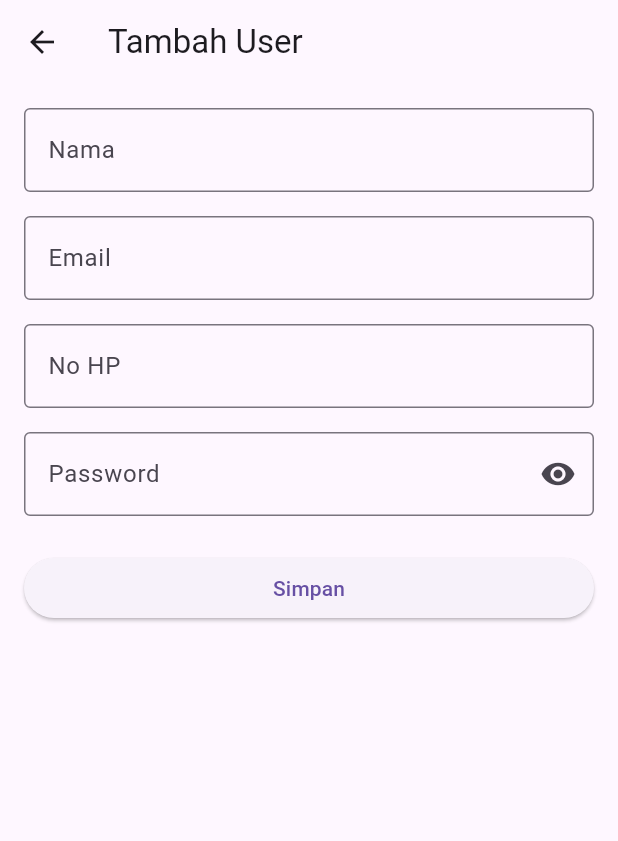
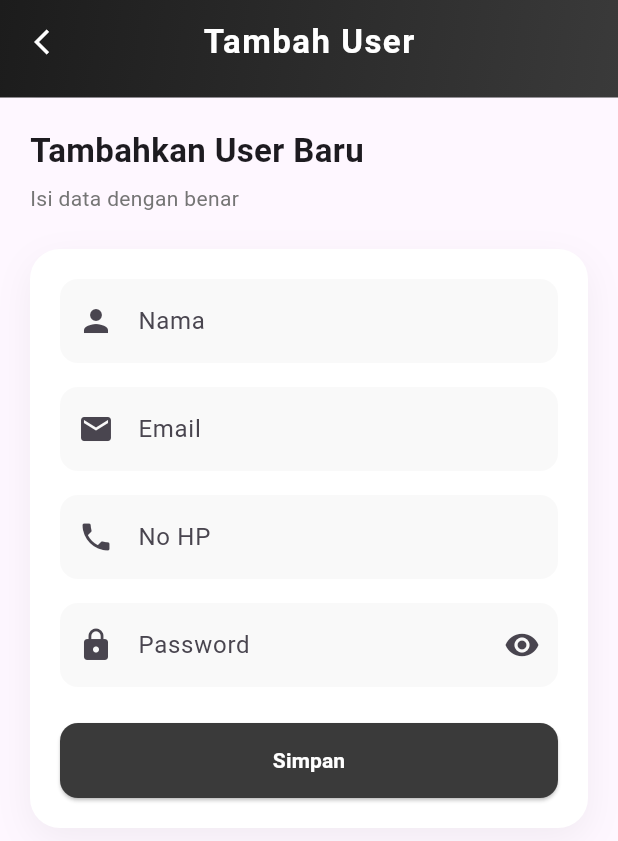
Before and after one commit to mddhafa/Coal-Detection-App, a Flutter app: the AddUserPage screen opened directly, on a phone screen of 412 x 824 dp. Shown: the top 841 px of the screen. Run offline on Flutter 3.47's test engine with Material 3 defaults, Android fonts, the phone set to English and light mode, and no system bars; our stand-ins replace bloc, dartz, device_info_plus, flutter_bloc, flutter_secure_storage, lottie and 3 more; accounts and stored records are empty; statements that could not run were skipped.

Commit message:
perbaiki tampilan

```diff
--- a/lib/main.dart
+++ b/lib/main.dart
@@ -72,7 +72,7 @@ class MyApp extends StatelessWidget {
       ],
       child: const MaterialApp(
         title: 'Detection',
-        home: SpalshScreen(),
+        home: SplashScreen(),
       ),
     );
   }
--- a/lib/presentation/kelola user/adduser_screen.dart
+++ b/lib/presentation/kelola user/adduser_screen.dart
@@ -1,3 +1,4 @@
+import 'package:coalmobile_app/core/appbarcustom.dart';
 import 'package:coalmobile_app/data/model/request/kelolauser_request_model.dart';
 import 'package:coalmobile_app/presentation/kelola%20user/bloc/kelola_user_bloc.dart';
 import 'package:flutter/material.dart';
@@ -25,6 +26,8 @@ class _AddUserPageState extends State<AddUserPage> {
 
   bool isLoading = false;
   bool _obscurePassword = true;
+
+  static const Color _primaryColor = Color(0xFF3A3A3A);
 
   @override
   void initState() {
@@ -58,12 +61,31 @@ class _AddUserPageState extends State<AddUserPage> {
     }
   }
 
+  void showSnack(String message, Color color, IconData icon) {
+    ScaffoldMessenger.of(context).showSnackBar(
+      SnackBar(
+        backgroundColor: color,
+        behavior: SnackBarBehavior.floating,
+        margin: const EdgeInsets.all(16),
+        shape: RoundedRectangleBorder(borderRadius: BorderRadius.circular(12)),
+        content: Row(
+          children: [
+            Icon(icon, color: Colors.white),
+            const SizedBox(width: 10),
+            Expanded(child: Text(message)),
+          ],
+        ),
+      ),
+    );
+  }
+
   @override
   Widget build(BuildContext context) {
     return Scaffold(
-      appBar: AppBar(
-        title: Text(widget.id == null ? "Tambah User" : "Edit User"),
+      appBar: CustomAppBar(
+        title: widget.id == null ? "Tambah User" : "Edit User",
       ),
+
       body: BlocListener<KelolaUserBloc, KelolaUserState>(
         listener: (context, state) {
           if (state is KelolaUserLoading) {
@@ -73,67 +95,89 @@ class _AddUserPageState extends State<AddUserPage> {
           }
 
           if (state is KelolaUserSuccess) {
-            ScaffoldMessenger.of(
-              context,
-            ).showSnackBar(SnackBar(content: Text(state.message)));
+            showSnack(state.message, Colors.green, Icons.check_circle);
             Navigator.pop(context);
           }
 
           if (state is KelolaUserFailure) {
-            ScaffoldMessenger.of(
-              context,
-            ).showSnackBar(SnackBar(content: Text(state.error)));
+            showSnack(state.error, Colors.red, Icons.error);
           }
         },
+
         child: SingleChildScrollView(
-          padding: const EdgeInsets.all(16),
+          padding: const EdgeInsets.all(20),
           child: Form(
             key: _formKey,
             child: Column(
+              crossAxisAlignment: CrossAxisAlignment.start,
               children: [
-                TextFormField(
+                /// TITLE
+                Text(
+                  widget.id == null
+                      ? "Tambahkan User Baru"
+                      : "Perbarui Data User",
+                  style: const TextStyle(
+                    fontSize: 22,
+                    fontWeight: FontWeight.bold,
+                  ),
+                ),
+
+                const SizedBox(height: 6),
+
+                Text(
+                  "Isi data dengan benar",
+                  style: TextStyle(color: Colors.grey[600]),
+                ),
+
+                const SizedBox(height: 24),
+
+                /// CARD FORM
+                Container(
+                  padding: const EdgeInsets.all(20),
+                  decoration: BoxDecoration(
+                    color: Colors.white,
+                    borderRadius: BorderRadius.circular(20),
+                    boxShadow: [
+                      BoxShadow(
+                        color: Colors.black.withOpacity(0.05),
+                        blurRadius: 20,
+                        offset: const Offset(0, 8),
+                      ),
+                    ],
+                  ),
+                  child: Column(
+                    children: [
+                      _buildField(
                         controller: _nameController,
-                  decoration: const InputDecoration(
-                    labelText: "Nama",
-                    border: OutlineInputBorder(),
-                  ),
-                  validator:
-                      (value) => value!.isEmpty ? "Nama wajib diisi" : null,
+                        label: "Nama",
+                        icon: Icons.person,
                       ),
 
                       const SizedBox(height: 16),
 
-                TextFormField(
+                      _buildField(
                         controller: _emailController,
-                  decoration: const InputDecoration(
-                    labelText: "Email",
-                    border: OutlineInputBorder(),
-                  ),
-                  validator:
-                      (value) => value!.isEmpty ? "Email wajib diisi" : null,
+                        label: "Email",
+                        icon: Icons.email,
                       ),
 
                       const SizedBox(height: 16),
 
-                TextFormField(
+                      _buildField(
                         controller: _phoneController,
-                  decoration: const InputDecoration(
-                    labelText: "No HP",
-                    border: OutlineInputBorder(),
-                  ),
-                  validator:
-                      (value) => value!.isEmpty ? "No HP wajib diisi" : null,
+                        label: "No HP",
+                        icon: Icons.phone,
                       ),
 
                       if (widget.id == null) ...[
                         const SizedBox(height: 16),
-                  TextFormField(
+
+                        _buildField(
                           controller: _passwordController,
-                    obscureText: _obscurePassword,
-                    decoration: InputDecoration(
-                      labelText: "Password",
-                      border: const OutlineInputBorder(),
-                      suffixIcon: IconButton(
+                          label: "Password",
+                          icon: Icons.lock,
+                          obscure: _obscurePassword,
+                          suffix: IconButton(
                             icon: Icon(
                               _obscurePassword
                                   ? Icons.visibility
@@ -146,35 +190,69 @@ class _AddUserPageState extends State<AddUserPage> {
                             },
                           ),
                         ),
-                    validator: (value) {
-                      if (value == null || value.isEmpty) {
-                        return "Password wajib diisi";
-                      }
-                      if (value.length < 6) {
-                        return "Minimal 6 karakter";
-                      }
-                      return null;
-                    },
-                  ),
                       ],
 
                       const SizedBox(height: 24),
 
+                      /// BUTTON
                       SizedBox(
                         width: double.infinity,
+                        height: 50,
                         child: ElevatedButton(
                           onPressed: isLoading ? null : submit,
+                          style: ElevatedButton.styleFrom(
+                            backgroundColor: _primaryColor,
+                            shape: RoundedRectangleBorder(
+                              borderRadius: BorderRadius.circular(12),
+                            ),
+                          ),
                           child:
                               isLoading
                                   ? const CircularProgressIndicator(
                                     color: Colors.white,
                                   )
-                            : Text(widget.id == null ? "Simpan" : "Update"),
+                                  : Text(
+                                    widget.id == null ? "Simpan" : "Update",
+                                    style: const TextStyle(
+                                      color: Colors.white,
+                                      fontWeight: FontWeight.bold,
+                                    ),
+                                  ),
                         ),
                       ),
                     ],
                   ),
                 ),
+              ],
+            ),
+          ),
+        ),
+      ),
+    );
+  }
+
+  Widget _buildField({
+    required TextEditingController controller,
+    required String label,
+    required IconData icon,
+    bool obscure = false,
+    Widget? suffix,
+  }) {
+    return TextFormField(
+      controller: controller,
+      obscureText: obscure,
+      validator:
+          (value) =>
+              value == null || value.isEmpty ? "$label wajib diisi" : null,
+      decoration: InputDecoration(
+        labelText: label,
+        prefixIcon: Icon(icon),
+        suffixIcon: suffix,
+        filled: true,
+        fillColor: const Color(0xFFF9F9F9),
+        border: OutlineInputBorder(
+          borderRadius: BorderRadius.circular(12),
+          borderSide: BorderSide.none,
         ),
       ),
     );
```
Also changed, not shown: lib/presentation/spalsh_screen.dart (+92 -18 lines). Lines whose indentation alone changed are shown as unchanged.
